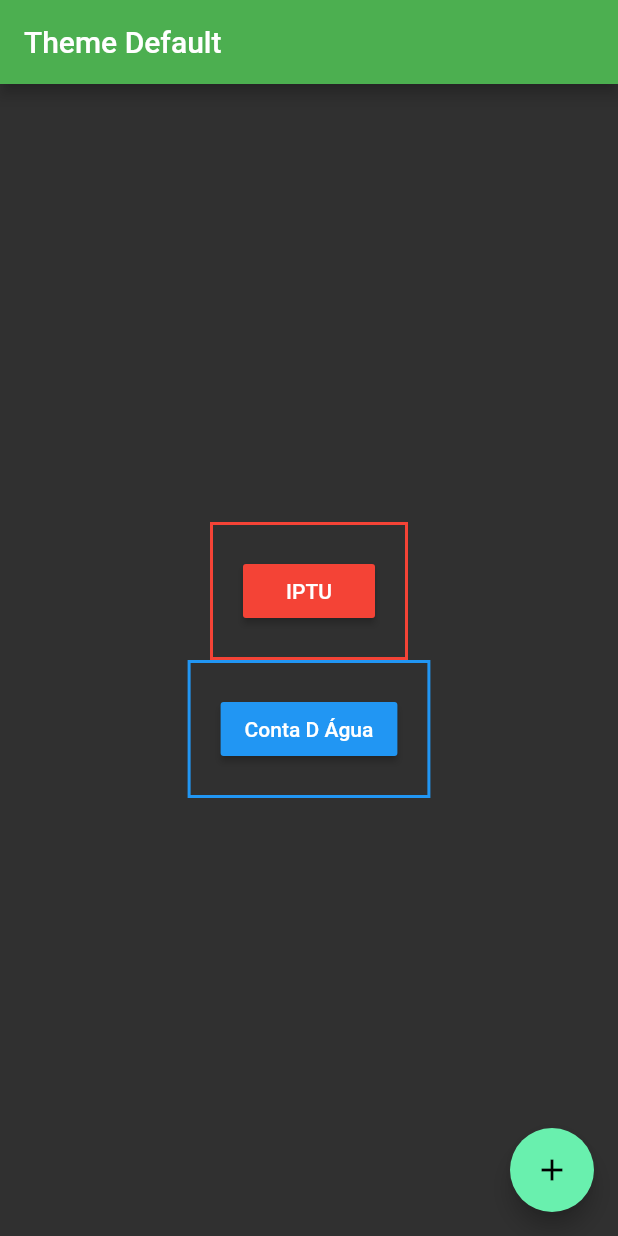
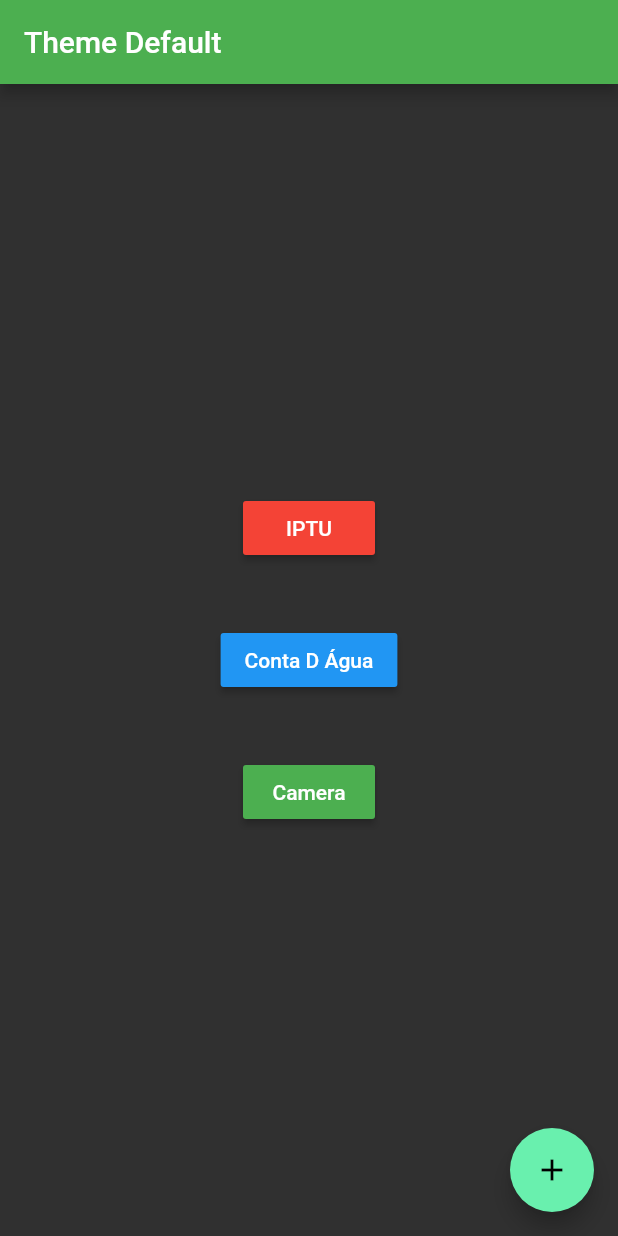
Before and after one commit to vinimass/themes_app, a Flutter app: the screen it shows after launch, on a phone screen of 412 x 824 dp. Run offline on Flutter 3.47's test engine with Material 2 defaults, Android fonts, the phone set to English and light mode, and no system bars; our stand-ins replace image_picker; Roboto replaces fonts that are missing (Montserrat).

Commit message:
Add componente com camera;

```diff
--- a/lib/main.dart
+++ b/lib/main.dart
@@ -1,4 +1,8 @@
+import 'dart:async';
+import 'dart:io';
+
 import 'package:flutter/material.dart';
+import 'package:image_picker/image_picker.dart';
 import 'theme.dart' as Estilos;
 
 void main() => runApp(new MyApp());
@@ -37,9 +41,6 @@ class MyHomePage extends StatelessWidget {
                 child: new Column(
                   children: <Widget>[
                     new Container(
-                      decoration: new BoxDecoration(
-                        border: new Border.all(color: Estilos.CompanyColors.iptuPrimary, width: 2.0)
-                      ),
                       child: new Padding(
                           padding: EdgeInsets.all(20.0),
                               child: new Column(
@@ -58,9 +59,6 @@ class MyHomePage extends StatelessWidget {
                       ),
                     ),
                     new Container(
-                      decoration: new BoxDecoration(
-                          border: new Border.all(color: Estilos.CompanyColors.contadaguaPrimary, width: 2.0)
-                      ),
                       child: new Padding(
                         padding: EdgeInsets.all(20.0),
                         child: new Column(
@@ -73,6 +71,24 @@ class MyHomePage extends StatelessWidget {
                                 );
                               },
                               color: Estilos.CompanyColors.contadaguaPrimary,
+                            )
+                          ],
+                        ),
+                      ),
+                    ),
+                    new Container(
+                      child: new Padding(
+                        padding: EdgeInsets.all(20.0),
+                        child: new Column(
+                          children: <Widget>[
+                            new RaisedButton(
+                              child: new Text("Camera"),
+                              onPressed: ()async{
+                                final retCamera = await Navigator.push(context,
+                                    MaterialPageRoute(builder: (context) => Camera())
+                                );
+                              },
+                              color: Estilos.CompanyColors.primary,
                             )
                           ],
                         ),
@@ -160,3 +176,38 @@ class ContaDagua extends StatelessWidget {
     );
   }
 }
+
+class Camera extends StatefulWidget {
+  @override
+  _CameraState createState() => _CameraState();
+}
+
+class _CameraState extends State<Camera> {
+  File _image;
+  Future getImage() async {
+    var image = await ImagePicker.pickImage(source: ImageSource.camera);
+
+    setState(() {
+      _image = image;
+    });
+  }
+
+  @override
+  Widget build(BuildContext context) {
+    return new Scaffold(
+      appBar: new AppBar(
+        title: new Text('Image Picker Example'),
+      ),
+      body: new Center(
+        child: _image == null
+            ? new Text('No image selected.')
+            : new Image.file(_image),
+      ),
+      floatingActionButton: new FloatingActionButton(
+        onPressed: getImage,
+        tooltip: 'Pick Image',
+        child: new Icon(Icons.add_a_photo),
+      ),
+    );
+  }
+}
--- a/pubspec.yaml
+++ b/pubspec.yaml
@@ -8,6 +8,7 @@ dependencies:
   # The following adds the Cupertino Icons font to your application.
   # Use with the CupertinoIcons class for iOS style icons.
   cupertino_icons: ^0.1.2
+  image_picker: ^0.4.10
 
 dev_dependencies:
   flutter_test:
```
Also changed, not shown: pubspec.lock, 1 other file.
